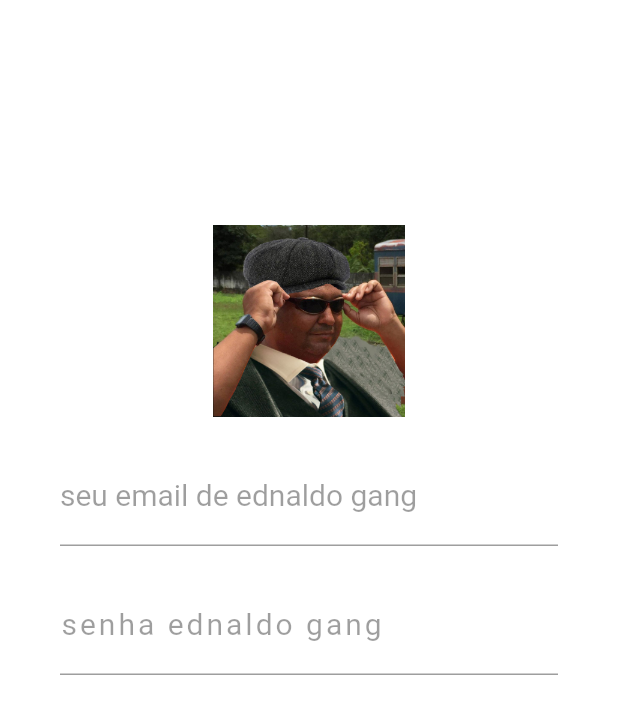
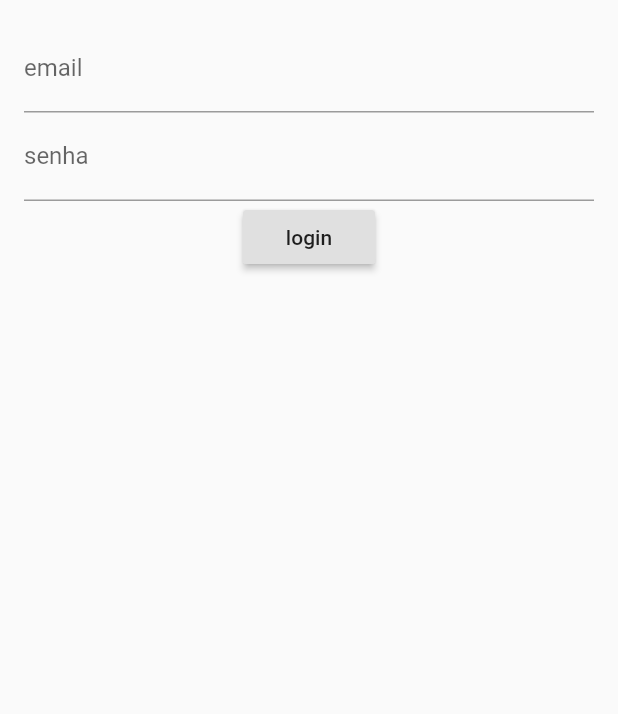
Before and after one commit to ThomasLincoln/Pratical_Food, a Flutter app: the screen it shows after launch, on a phone screen of 412 x 824 dp. Shown: the top 714 px of the screen. Run offline on Flutter 3.47's test engine with Material 2 defaults, Android fonts, the light colour scheme and no system bars; our stand-ins replace firebase_auth; accounts and stored records are empty.

Commit message:
Adicionando tela de Login

```diff
--- a/Pratical_Food/lib/LoginPage.dart
+++ b/Pratical_Food/lib/LoginPage.dart
@@ -1,58 +1,55 @@
 import 'package:flutter/material.dart';
+import 'package:firebase_auth/firebase_auth.dart';
+import 'Pages/home.dart';
 
-class LoginPage extends StatelessWidget {
+class Loginpage extends StatefulWidget {
+  @override
+  _LoginpageState createState() => _LoginpageState();
+}
+
+class _LoginpageState extends State<Loginpage> {
+  final formKey = new GlobalKey<FormState>();
+
+  String _email;
+  String _password;
+
+  bool validateAndSave() {
+    final form = formKey.currentState;
+    if (form.validate()) {
+      form.save();
+      print('tudo certo carai, Email: $_email, Password: $_password');
+    } else {
+      print('tem algo errado ai carai');
+    }
+  }
+
   @override
   Widget build(BuildContext context) {
-    return Scaffold(
-      body: Container(
-        padding: EdgeInsets.only(
-          top: 150,
-          left: 40,
-          right: 40,
-        ),
-        color: Colors.white,
-        child: ListView(
-          children: <Widget>[
-            SizedBox(
-              width: 128,
-              height: 128,
-              child: Image.asset("assets/ednaldo.jpg"),
-            ),
-            SizedBox(
-              height: 20,
-            ),
-            TextFormField(
-              autofocus: false,
-              keyboardType: TextInputType.emailAddress,
-              decoration: InputDecoration(
-                  labelText: "seu email de ednaldo gang",
-                  labelStyle: TextStyle(
-                    color: Colors.black38,
-                    fontWeight: FontWeight.w400,
-                    fontSize: 20,
-                  )),
-              style: TextStyle(fontSize: 20),
-            ),
-            SizedBox(
-              height: 20,
-            ),
-            TextFormField(
-              autofocus: false,
-              keyboardType: TextInputType.visiblePassword,
-              decoration: InputDecoration(
-                  labelText: "senha ednaldo gang",
-                  labelStyle: TextStyle(
-                    letterSpacing: 2.0,
-                    color: Colors.black38,
-                    fontWeight: FontWeight.w400,
-                    fontSize: 20,
-                  )),
-              style: TextStyle(fontSize: 20),
-            )
-          ],
-        ),
-      ),
+    return new Scaffold(
+      body: new Container(
+          padding: EdgeInsets.all(16.0),
+          child: new Form(
+              key: formKey,
+              child: new Column(
+                children: <Widget>[
+                  new TextFormField(
+                    decoration: new InputDecoration(labelText: 'email'),
+                    validator: (value) =>
+                        value.isEmpty ? 'tem que digitar corno' : null,
+                    onSaved: (value) => _email = value,
+                  ),
+                  new TextFormField(
+                    decoration: new InputDecoration(labelText: "senha"),
+                    validator: (value) =>
+                        value.isEmpty ? 'tem que digitar corno' : null,
+                    onSaved: (value) => _password = value,
+                  ),
+                  new RaisedButton(
+                    child: new Text("login"),
+                    onPressed: validateAndSave,
+                  )
+                ],
+              ))),
     );
   }
 }
-// flutter run -t lib/pages/main.dart
--- /dev/null
+++ b/Pratical_Food/lib/Pages/home.dart
@@ -0,0 +1,17 @@
+import 'package:flutter/material.dart';
+
+class Home extends StatefulWidget {
+  @override
+  _HomeState createState() => _HomeState();
+}
+
+class _HomeState extends State<Home> {
+  @override
+  Widget build(BuildContext context) {
+    return Scaffold(
+      appBar: AppBar(
+        title: Text('Home'),
+      ),
+    );
+  }
+}
--- a/Pratical_Food/lib/main.dart
+++ b/Pratical_Food/lib/main.dart
@@ -14,7 +14,7 @@ class AppTodo extends StatelessWidget {
       theme: new ThemeData(
         primarySwatch: Colors.yellow,
       ),
-      home: LoginPage(),
+      home: Loginpage(),
     );
   }
 }
--- a/Pratical_Food/pubspec.yaml
+++ b/Pratical_Food/pubspec.yaml
@@ -31,8 +31,6 @@ dependencies:
   firebase_core: ^0.5.0-dev.1
   firebase_auth: ^0.17.0-dev.1
   cloud_firestore: ^0.14.0-dev.1
-  firebase_core_web: ^0.2.0
-  firebase_auth_web: ^0.2.0-dev.1
 
 dev_dependencies:
   flutter_test:
```
Also changed, not shown: Pratical_Food/pubspec.lock, 1 other file.
